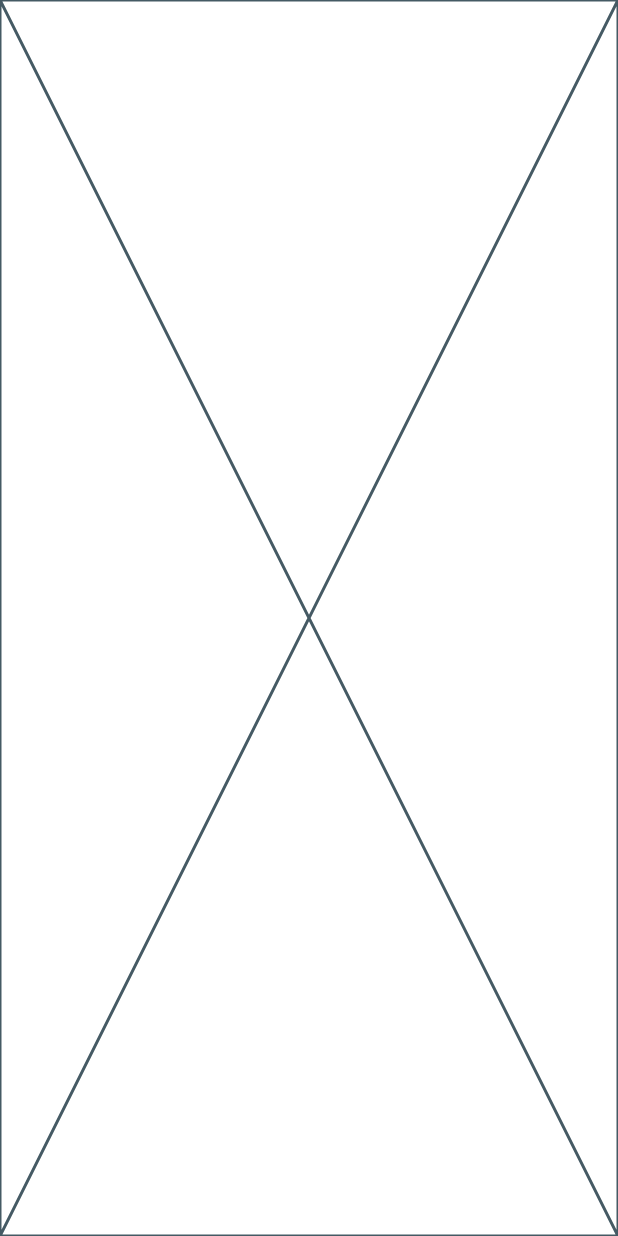
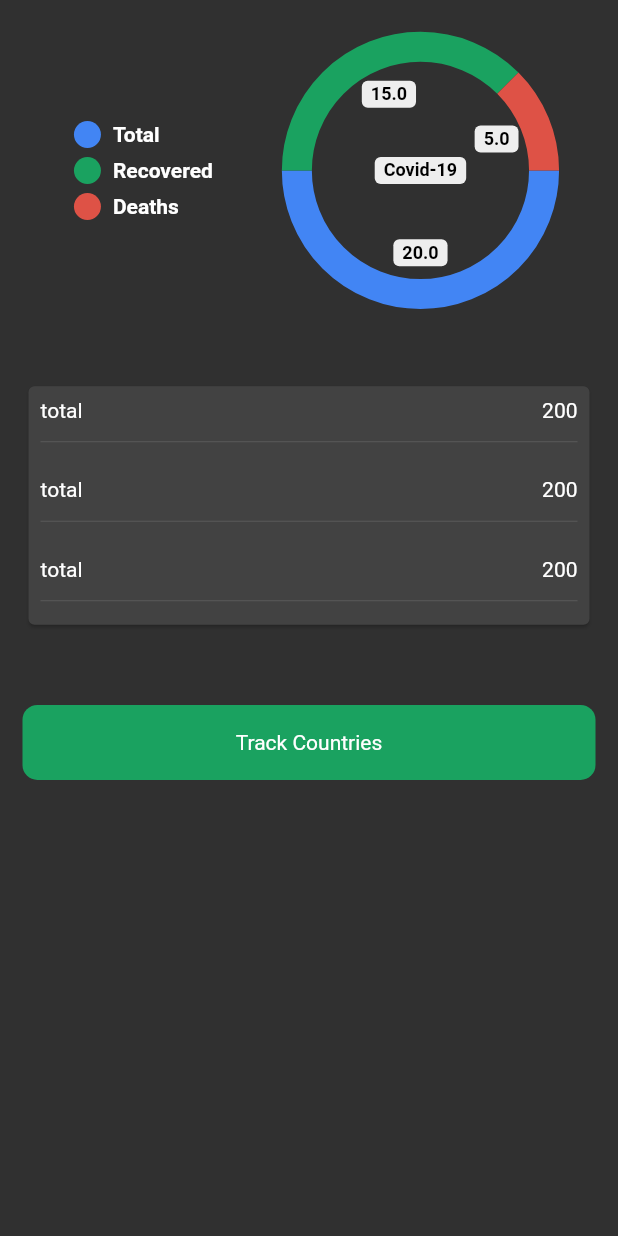
Before and after one commit to Shakshor/covid_19_tracker_app_flutter, a Flutter app: the screen it shows after launch, on a phone screen of 412 x 824 dp. Run offline on Flutter 3.47's test engine with Material 2 defaults, Android fonts, the phone set to English and light mode, and no system bars; drawn by our look-alikes of pie_chart.

Commit message:
design world state page with pie chart done

```diff
--- a/lib/View/world_states.dart
+++ b/lib/View/world_states.dart
@@ -1,4 +1,7 @@
 import 'package:flutter/material.dart';
+
+// pie chart
+import 'package:pie_chart/pie_chart.dart';
 
 
 class WorldStatesScreen extends StatefulWidget {
@@ -8,9 +11,142 @@ class WorldStatesScreen extends StatefulWidget {
   State<WorldStatesScreen> createState() => _WorldStatesScreenState();
 }
 
-class _WorldStatesScreenState extends State<WorldStatesScreen> {
+class _WorldStatesScreenState extends State<WorldStatesScreen> with TickerProviderStateMixin {
+
+  // animation controller
+  late final AnimationController _controller = AnimationController(
+      duration: Duration(seconds: 3),
+      vsync: this)..repeat();
+
+
+  // dispose the controller
+  @override
+  void dispose() {
+    // TODO: implement dispose
+    super.dispose();
+
+    // call the controller
+    _controller.dispose();
+
+  }
+
+  // color list
+  final colorList = <Color> [
+    const Color(0xff4285F4),
+    const Color(0xff1aa260),
+    const Color(0xffde5246),
+  ];
+
+
+
+
   @override
   Widget build(BuildContext context) {
-    return const Placeholder();
+    return Scaffold(
+      body: SafeArea(
+          child: Padding(
+            padding: const EdgeInsets.all(15.0),
+            child: Column(
+              children: [
+
+                // height
+                SizedBox(
+                  height: MediaQuery.of(context).size.height * 0.01,
+                ),
+
+                // pie chart
+                PieChart(
+
+                    chartRadius: MediaQuery.of(context).size.width / 2.5,
+                    chartType: ChartType.ring,
+                    centerText: 'Covid-19',
+                    colorList: colorList,
+                    legendOptions: const LegendOptions(
+                      legendPosition: LegendPosition.left
+                    ),
+
+                    // animation duration
+                    animationDuration: const Duration(microseconds: 1200),
+
+                    dataMap: {
+                    'Total': 20,
+                    'Recovered' : 15,
+                    'Deaths' : 5,
+                  }
+                ),
+
+
+                // card
+                Padding(
+                  padding: EdgeInsets.symmetric(vertical: MediaQuery.of(context).size.height * 0.06),
+                  child: Card(
+                    child: Column(
+                      children: [
+
+                        ReusableRow(title: 'total', value: '200'),
+
+                        ReusableRow(title: 'total', value: '200'),
+
+                        ReusableRow(title: 'total', value: '200'),
+
+                      ],
+                    ),
+                  ),
+                ),
+
+
+                // button
+                Container(
+                  height: 50,
+                  decoration: BoxDecoration(
+                    color: Color(0xff1aa260),
+                    borderRadius: BorderRadius.circular(10)
+                  ),
+
+                  child: Center(child: Text('Track Countries')),
+                ),
+
+
+
+              ],
+            ),
+          ),
+      ),
+    );
   }
 }
+
+
+
+// reusable row
+class ReusableRow extends StatelessWidget {
+
+  // state
+  String title, value;
+
+  ReusableRow({Key? key, required this.title, required this.value}) : super(key: key);
+
+  @override
+  Widget build(BuildContext context) {
+    return Padding(
+      padding: const EdgeInsets.all(8.0),
+      child: Column(
+        children: [
+          Row(
+
+            mainAxisAlignment: MainAxisAlignment.spaceBetween,
+
+            children: [
+              Text(title),
+              Text(value)
+            ],
+          ),
+
+          SizedBox(height: 5,),
+
+          Divider(),
+        ],
+      ),
+    );
+  }
+}
```
Also changed, not shown: 3 other files.
